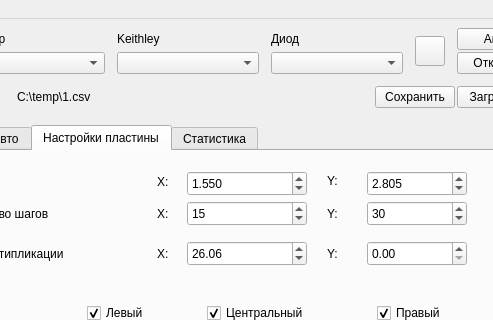
The window that mainwindow.ui (NatiBampo/ZondCOM) describes before a commit, drawn with Qt 5; both pictures show x 100 to 593 and y 0 to 320 of the 1280 by 924 pixel window.
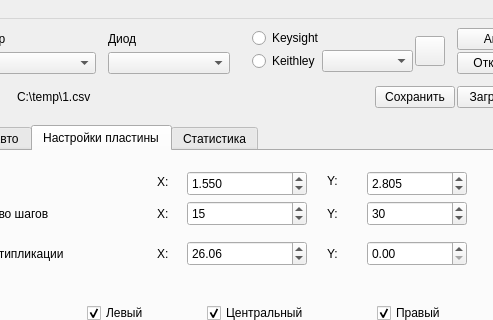
The same window after the commit. The open tabs and pages were chosen to show the change. Icons and pictures are not drawn.

```diff
--- a/mainwindow.ui
+++ b/mainwindow.ui
@@ -160,39 +160,6 @@
             </item>
            </layout>
           </item>
-          <item>
-           <layout class="QVBoxLayout" name="verticalLayout_6">
-            <property name="leftMargin">
-             <number>10</number>
-            </property>
-            <item>
-             <widget class="QLabel" name="label_25">
-              <property name="maximumSize">
-               <size>
-                <width>120</width>
-                <height>16777215</height>
-               </size>
-              </property>
-              <property name="text">
-               <string>Keithley</string>
-              </property>
-             </widget>
-            </item>
-            <item>
-             <widget class="QComboBox" name="keithlyPortComboBox">
-              <property name="sizePolicy">
-               <sizepolicy hsizetype="Expanding" vsizetype="Fixed">
-                <horstretch>0</horstretch>
-                <verstretch>0</verstretch>
-               </sizepolicy>
-              </property>
-              <property name="placeholderText">
-               <string>Не выбран</string>
-              </property>
-             </widget>
-            </item>
-           </layout>
-          </item>
           <item>
            <layout class="QVBoxLayout" name="verticalLayout_7">
             <property name="leftMargin">
@@ -223,6 +190,48 @@
             </item>
            </layout>
           </item>
+          <item>
+           <layout class="QVBoxLayout" name="verticalLayout_6">
+            <property name="leftMargin">
+             <number>10</number>
+            </property>
+            <item>
+             <layout class="QHBoxLayout" name="horizontalLayout_5">
+              <item>
+               <widget class="QRadioButton" name="keysightRB">
+                <property name="text">
+                 <string>Keysight</string>
+                </property>
+               </widget>
+              </item>
+             </layout>
+            </item>
+            <item>
+             <layout class="QHBoxLayout" name="horizontalLayout_4">
+              <item>
+               <widget class="QRadioButton" name="keithleyRB">
+                <property name="text">
+                 <string>Keithley</string>
+                </property>
+               </widget>
+              </item>
+              <item>
+               <widget class="QComboBox" name="keithlyPortComboBox">
+                <property name="sizePolicy">
+                 <sizepolicy hsizetype="Expanding" vsizetype="Fixed">
+                  <horstretch>0</horstretch>
+                  <verstretch>0</verstretch>
+                 </sizepolicy>
+                </property>
+                <property name="placeholderText">
+                 <string>Не выбран</string>
+                </property>
+               </widget>
+              </item>
+             </layout>
+            </item>
+           </layout>
+          </item>
           <item>
            <widget class="QPushButton" name="resetPortsPushButton">
             <property name="maximumSize">
```
Left out of the diff: 4 changed lines with no effect on the pictures.
